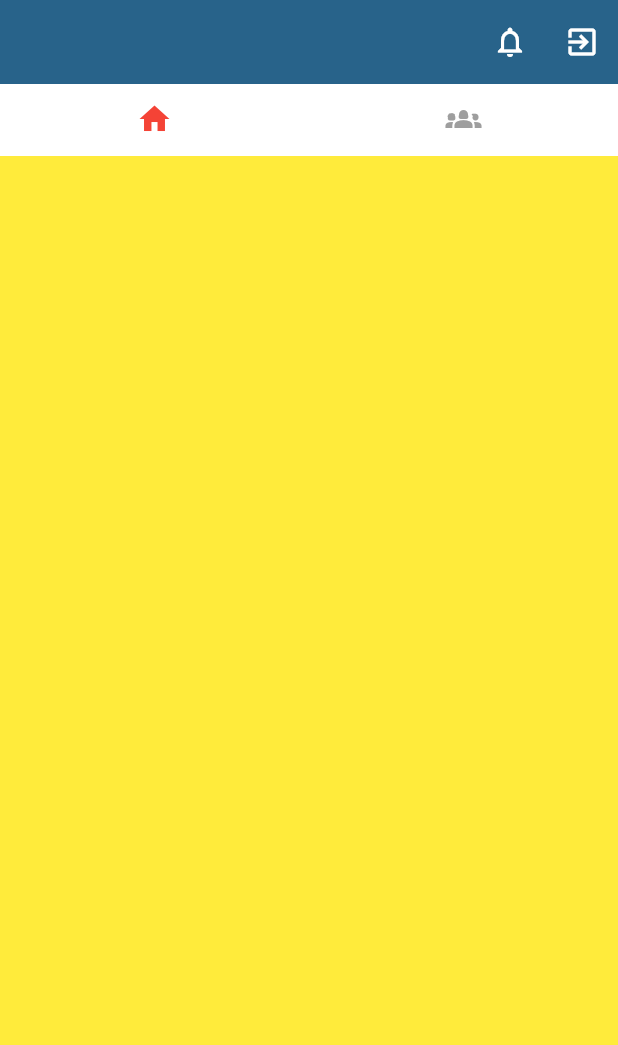
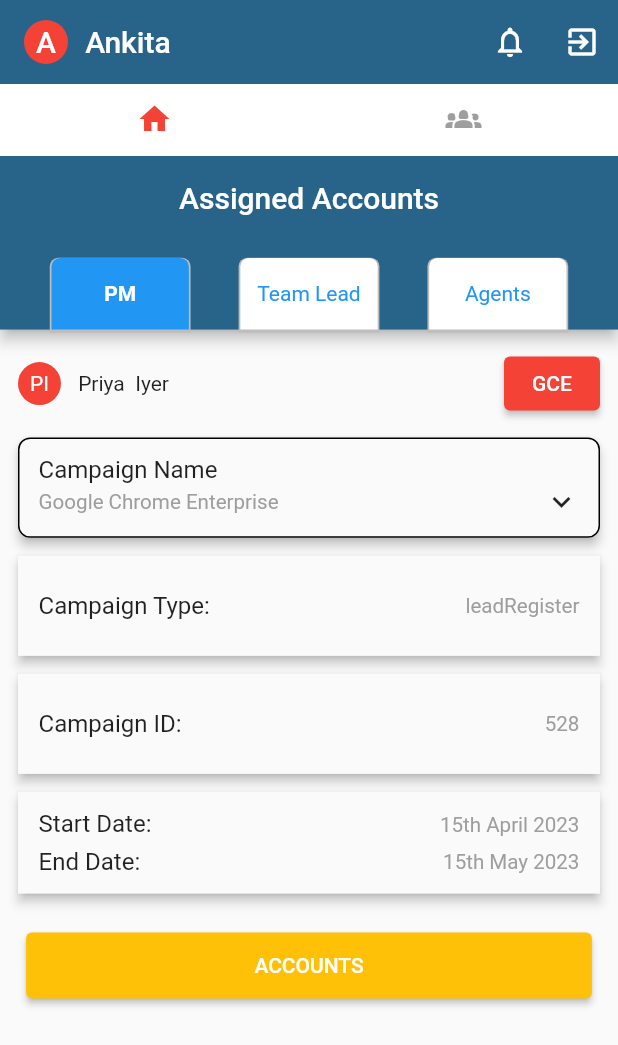
Before and after one commit to vishaldenave/iSFA_CRM, a Flutter app: the screen it shows after launch, on a phone screen of 412 x 824 dp. Shown: the top 1045 px of the screen. Run offline on Flutter 3.47's test engine with Material 2 defaults, Android fonts, the phone set to English and light mode, and no system bars; our stand-ins replace flutter_screenutil, go_router, hive_flutter; accounts and stored records are empty.

Commit message:
design in progress

```diff
--- /dev/null
+++ b/lib/assigned_accounts_view.dart
@@ -0,0 +1,90 @@
+import 'package:flutter/material.dart';
+import 'package:flutter_screenutil/flutter_screenutil.dart';
+import 'package:isfa_crm/pm_account_view.dart';
+
+class AssignedAccountView extends StatefulWidget {
+  const AssignedAccountView({super.key});
+
+  @override
+  State<AssignedAccountView> createState() => _AssignedAccountViewState();
+}
+
+class _AssignedAccountViewState extends State<AssignedAccountView> {
+  var tabbsData = [
+    TabModel("PM", true),
+    TabModel("Team Lead", false),
+    TabModel("Agents", false)
+  ];
+
+  @override
+  Widget build(BuildContext context) {
+    return Scaffold(
+      appBar: AppBar(
+        centerTitle: true,
+        title: const Text("Assigned Accounts"),
+        bottom: PreferredSize(
+            preferredSize: Size.fromHeight(50.h),
+            child: Padding(
+              padding: EdgeInsets.fromLTRB(30.w, 0, 30.w, 0),
+              child: Row(
+                mainAxisAlignment: MainAxisAlignment.spaceBetween,
+                children: List.generate(
+                  tabbsData.length,
+                  (index) => InkWell(
+                      onTap: () {
+                        for (var tab in tabbsData) {
+                          tab.selectChange(false);
+                        }
+
+                        tabbsData[index].selectChange(true);
+                        setState(() {});
+                      },
+                      child: AssignedAccTab(data: tabbsData[index])),
+                ),
+              ),
+            )),
+      ),
+      body: const PMAccountView(),
+    );
+  }
+}
+
+class AssignedAccTab extends StatelessWidget {
+  final TabModel data;
+  const AssignedAccTab({super.key, required this.data});
+
+  @override
+  Widget build(BuildContext context) {
+    return Container(
+      width: 80.w,
+      height: 40.h,
+      decoration: BoxDecoration(
+          color: data.isSelected ? Colors.blue : Colors.white,
+          boxShadow: [
+            BoxShadow(
+                color: Colors.grey.shade400,
+                spreadRadius: 1.w,
+                offset: const Offset(0, 1))
+          ],
+          borderRadius: BorderRadius.vertical(top: Radius.circular(5.w))),
+      child: Center(
+        child: Text(data.name,
+            style: TextStyle(
+                color: data.isSelected ? Colors.white : Colors.blue,
+                fontWeight:
+                    data.isSelected ? FontWeight.bold : FontWeight.normal)),
+      ),
+    );
+  }
+}
+
+class TabModel {
+  final String name;
+  bool isSelected;
+
+  TabModel(this.name, this.isSelected);
+
+  void selectChange(bool val) {
+    isSelected = val;
+  }
+}
--- /dev/null
+++ b/lib/pm_account_view.dart
@@ -0,0 +1,290 @@
+import 'package:flutter/material.dart';
+import 'package:flutter_screenutil/flutter_screenutil.dart';
+
+class PMAccountView extends StatelessWidget {
+  const PMAccountView({super.key});
+
+  @override
+  Widget build(BuildContext context) {
+    const name = 'Priya  Iyer';
+    return Scaffold(
+      body: Padding(
+        padding: const EdgeInsets.all(12.0),
+        child: Column(
+          children: [
+            Row(
+              children: [
+                const NameInitial(name: name),
+                SizedBox(width: 10.w),
+                const Text(name),
+                const Spacer(),
+                TextButton(
+                    onPressed: () {},
+                    style: TextButton.styleFrom(
+                        backgroundColor: Colors.red, elevation: 2),
+                    child: const Text('GCE',
+                        style: TextStyle(color: Colors.white)))
+              ],
+            ),
+            SizedBox(height: 10.h),
+            InkWell(
+              onTap: () => showSwitchAlert(context),
+              child: AccountCardView(
+                isSelected: true,
+                child: Column(
+                  crossAxisAlignment: CrossAxisAlignment.start,
+                  children: [
+                    Text(
+                      "Campaign Name",
+                      style: TextStyle(
+                          fontSize: 14.sp, fontWeight: FontWeight.w400),
+                    ),
+                    Row(
+                      mainAxisAlignment: MainAxisAlignment.spaceBetween,
+                      children: [
+                        Text(
+                          "Google Chrome Enterprise",
+                          style: TextStyle(color: Colors.grey, fontSize: 12.sp),
+                        ),
+                        const Icon(Icons.keyboard_arrow_down)
+                      ],
+                    )
+                  ],
+                ),
+              ),
+            ),
+            SizedBox(height: 10.h),
+            AccountCardView(
+              isSelected: false,
+              child: Padding(
+                padding: EdgeInsets.symmetric(vertical: 10.h),
+                child: Row(
+                  mainAxisAlignment: MainAxisAlignment.spaceBetween,
+                  children: [
+                    Text(
+                      "Campaign Type:",
+                      style: TextStyle(
+                          fontSize: 14.sp, fontWeight: FontWeight.w400),
+                    ),
+                    Text(
+                      "leadRegister",
+                      style: TextStyle(color: Colors.grey, fontSize: 12.sp),
+                    ),
+                  ],
+                ),
+              ),
+            ),
+            SizedBox(height: 10.h),
+            AccountCardView(
+              isSelected: false,
+              child: Padding(
+                padding: EdgeInsets.symmetric(vertical: 10.h),
+                child: Row(
+                  mainAxisAlignment: MainAxisAlignment.spaceBetween,
+                  children: [
+                    Text(
+                      "Campaign ID:",
+                      style: TextStyle(
+                          fontSize: 14.sp, fontWeight: FontWeight.w400),
+                    ),
+                    Text(
+                      "528",
+                      style: TextStyle(color: Colors.grey, fontSize: 12.sp),
+                    ),
+                  ],
+                ),
+              ),
+            ),
+            SizedBox(height: 10.h),
+            AccountCardView(
+              isSelected: false,
+              child: Column(
+                crossAxisAlignment: CrossAxisAlignment.start,
+                children: [
+                  Row(
+                    mainAxisAlignment: MainAxisAlignment.spaceBetween,
+                    children: [
+                      Text(
+                        "Start Date:",
+                        style: TextStyle(
+                            fontSize: 14.sp, fontWeight: FontWeight.w400),
+                      ),
+                      Text(
+                        "15th April 2023",
+                        style: TextStyle(color: Colors.grey, fontSize: 12.sp),
+                      ),
+                    ],
+                  ),
+                  SizedBox(height: 5.h),
+                  Row(
+                    mainAxisAlignment: MainAxisAlignment.spaceBetween,
+                    children: [
+                      Text(
+                        "End Date:",
+                        style: TextStyle(
+                            fontSize: 14.sp, fontWeight: FontWeight.w400),
+                      ),
+                      Text(
+                        "15th May 2023",
+                        style: TextStyle(color: Colors.grey, fontSize: 12.sp),
+                      ),
+                    ],
+                  ),
+                ],
+              ),
+            ),
+            SizedBox(height: 20.h),
+            TextButton(
+                onPressed: () {},
+                style: TextButton.styleFrom(
+                    backgroundColor: Colors.amber, elevation: 2),
+                child: Padding(
+                  padding:
+                      EdgeInsets.symmetric(horizontal: 0.35.sw, vertical: 5.h),
+                  child: const Text(
+                    "ACCOUNTS",
+                    style: TextStyle(color: Colors.white),
+                  ),
+                ))
+          ],
+        ),
+      ),
+    );
+  }
+
+  void showSwitchAlert(BuildContext context) {
+    showDialog(
+        context: context,
+        builder: (context) {
+          return Dialog(
+            elevation: 3,
+            shape:
+                OutlineInputBorder(borderRadius: BorderRadius.circular(12.w)),
+            child: Padding(
+              padding: EdgeInsets.all(15.w),
+              child: Column(
+                mainAxisSize: MainAxisSize.min,
+                children: [
+                  Text(
+                    "Do you want to switch the campaign?",
+                    style: Theme.of(context).textTheme.titleLarge,
+                    textAlign: TextAlign.center,
+                  ),
+                  SizedBox(height: 8.h),
+                  Text(
+                    "Google enterprise -> Tata IND Security",
+                    style: Theme.of(context).textTheme.bodySmall,
+                  ),
+                  SizedBox(height: 14.h),
+                  Row(
+                    mainAxisAlignment: MainAxisAlignment.spaceAround,
+                    children: [
+                      AlertButton(
+                        isSelected: false,
+                        text: 'No',
+                        onPressed: () {
+                          Navigator.pop(context);
+                        },
+                      ),
+                      AlertButton(
+                        isSelected: true,
+                        text: 'Yes',
+                        onPressed: () {
+                          Navigator.pop(context);
+                        },
+                      ),
+                    ],
+                  )
+                ],
+              ),
+            ),
+          );
+        });
+  }
+}
+
+class AlertButton extends StatelessWidget {
+  final bool isSelected;
+  final String text;
+  final void Function()? onPressed;
+  const AlertButton({
+    super.key,
+    required this.isSelected,
+    required this.text,
+    this.onPressed,
+  });
+
+  @override
+  Widget build(BuildContext context) {
+    return TextButton(
+        onPressed: onPressed,
+        style: TextButton.styleFrom(
+          elevation: 2,
+          shape: RoundedRectangleBorder(
+            borderRadius: BorderRadius.circular(10.w),
+          ),
+          backgroundColor: isSelected ? Colors.amber : Colors.white,
+        ),
+        child: Padding(
+          padding: EdgeInsets.symmetric(vertical: 4.0, horizontal: 25.w),
+          child: Text(
+            text,
+            style: TextStyle(
+                fontSize: 16.sp,
+                fontWeight: FontWeight.bold,
+                color: isSelected ? Colors.white : Colors.grey),
+          ),
+        ));
+  }
+}
+
+class AccountCardView extends StatelessWidget {
+  final Widget child;
+  final bool isSelected;
+  const AccountCardView({
+    super.key,
+    required this.child,
+    required this.isSelected,
+  });
+
+  @override
+  Widget build(BuildContext context) {
+    return Material(
+      elevation: 3,
+      shape: isSelected
+          ? OutlineInputBorder(
+              borderRadius: BorderRadius.circular(7.w),
+            )
+          : null,
+      child: Padding(
+        padding: EdgeInsets.symmetric(vertical: 10.h, horizontal: 12.w),
+        child: child,
+      ),
+    );
+  }
+}
+
+class NameInitial extends StatelessWidget {
+  const NameInitial({super.key, required this.name});
+
+  final String name;
+
+  @override
+  Widget build(BuildContext context) {
+    return Container(
+      decoration:
+          const BoxDecoration(shape: BoxShape.circle, color: Colors.red),
+      padding: const EdgeInsets.all(8.0),
+      child: Text(
+        name.nameCharaters,
+        style: const TextStyle(color: Colors.white),
+      ),
+    );
+  }
+}
+
+extension Name on String {
+  String get nameCharaters {
+    return split(' ').map((e) => e.isEmpty ? '' : e[0]).join();
+  }
+}
--- a/lib/tabbar/tabbar_view.dart
+++ b/lib/tabbar/tabbar_view.dart
@@ -1,16 +1,26 @@
 import 'package:flutter/material.dart';
 import 'package:flutter_screenutil/flutter_screenutil.dart';
 import 'package:isfa_crm/accounts_view.dart';
+import 'package:isfa_crm/assigned_accounts_view.dart';
+import 'package:isfa_crm/pm_account_view.dart';
 
 class TabbarView extends StatelessWidget {
   const TabbarView({super.key});
 
   @override
   Widget build(BuildContext context) {
+    const name = 'Ankita';
     return DefaultTabController(
         length: 2,
         child: Scaffold(
           appBar: AppBar(
+            title: Row(
+              children: [
+                const NameInitial(name: name),
+                SizedBox(width: 10.w),
+                const Text(name),
+              ],
+            ),
             actions: [
               IconButton(
                 onPressed: () {},
@@ -23,9 +33,9 @@ class TabbarView extends StatelessWidget {
             ],
             elevation: 0,
           ),
-          body: Column(
+          body: const Column(
             children: [
-              const Material(
+              Material(
                 color: Colors.white,
                 elevation: 2,
                 child: TabBar(
@@ -40,10 +50,10 @@ class TabbarView extends StatelessWidget {
               ),
               Expanded(
                 child: TabBarView(
-                  physics: const NeverScrollableScrollPhysics(),
+                  physics: NeverScrollableScrollPhysics(),
                   children: [
-                    Container(color: Colors.yellow),
-                    const AccountsView(),
+                    AssignedAccountView(),
+                    AccountsView(),
                   ],
                 ),
               ),
```
